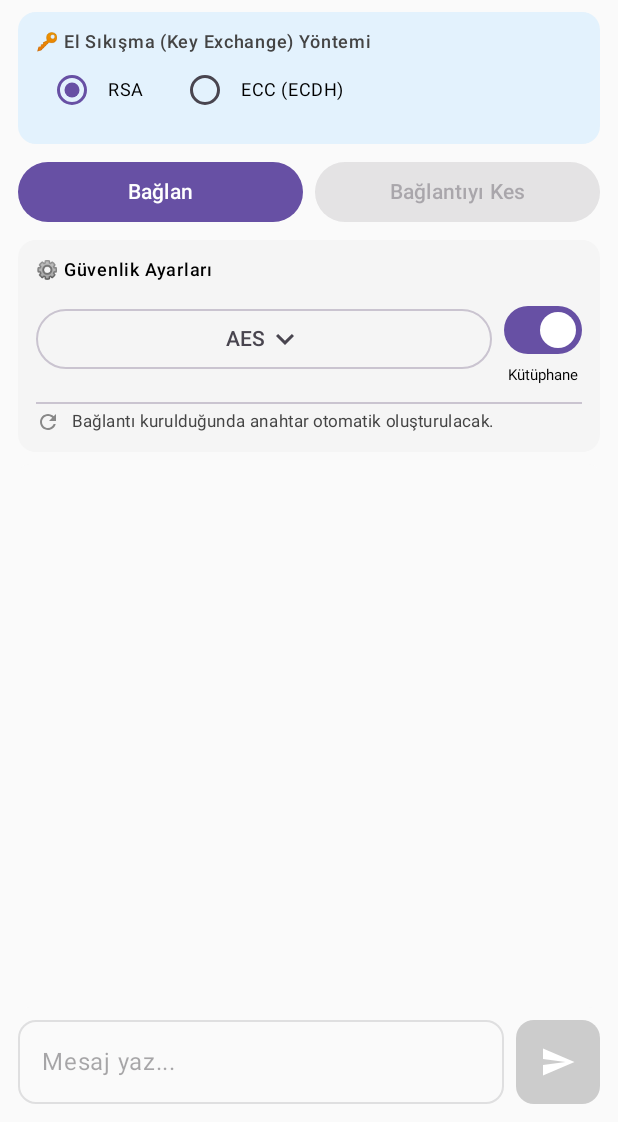
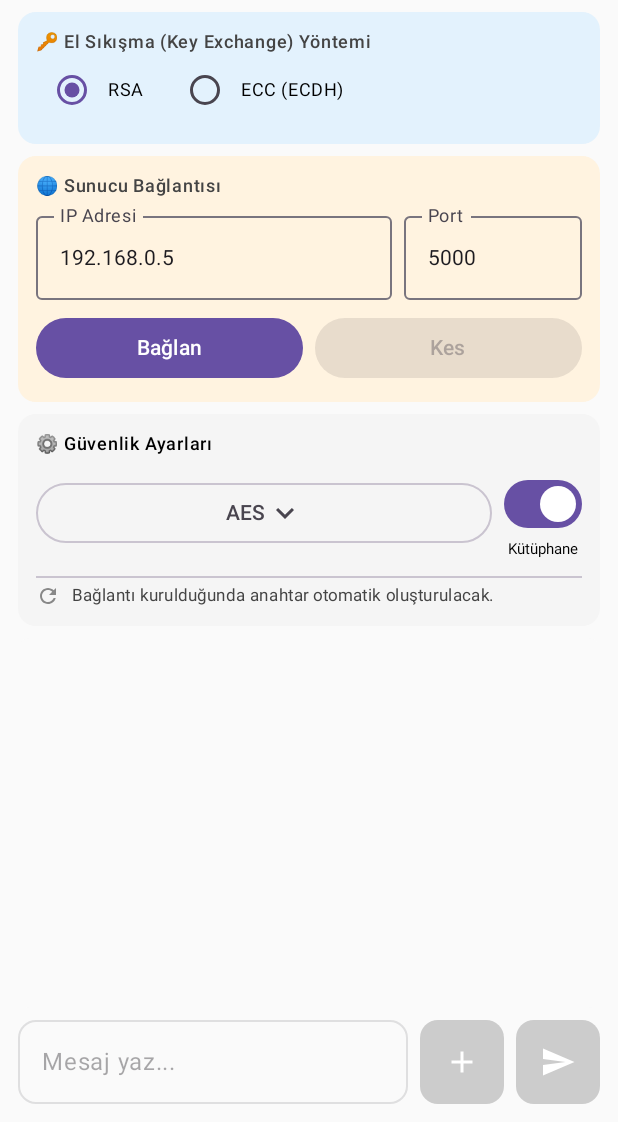
Before and after one commit to keremsenn/kriptoloji-proje, an Android app built with Jetpack Compose: the screen it shows after launch (MainActivity), on a phone screen of 412 x 824 dp, the part 114-1236 px from its top. Run offline under Robolectric (Android 15) with nearby library versions, the phone set to English and light mode, and no system bars.

Commit message:
arayüz güncellemesi
Dosya Seçme Butonu (+): Mesaj yazma alanının yanına eklendi.
IP ve Port Ayarı: Ekranın üst kısmına, sunucu IP ve Portunu elle girmek için paneli eklendi.

```diff
--- a/client/app/src/main/java/com/keremsen/kriptoloji_app/view/ChatScreen.kt
+++ b/client/app/src/main/java/com/keremsen/kriptoloji_app/view/ChatScreen.kt
@@ -18,6 +18,11 @@ import androidx.compose.ui.unit.dp
 import androidx.compose.ui.unit.sp
 import androidx.lifecycle.viewmodel.compose.viewModel
 import com.keremsen.kriptoloji_app.viewmodel.ChatViewModel
+import androidx.activity.compose.rememberLauncherForActivityResult
+import androidx.activity.result.contract.ActivityResultContracts
+import androidx.compose.ui.platform.LocalContext
+import android.net.Uri
+import android.provider.OpenableColumns
 
 @Composable
 fun ChatScreen(viewModel: ChatViewModel = viewModel()) {
@@ -30,8 +35,40 @@ fun ChatScreen(viewModel: ChatViewModel = viewModel()) {
     val useLibrary by viewModel.useLibrary.collectAsState()
     val listState = rememberLazyListState()
 
+    // Sunucu Bağlantı Ayarları
+    var ipAddress by remember { mutableStateOf("192.168.0.5") }
+    var port by remember { mutableStateOf("5000") }
+
     var expandedMethod by remember { mutableStateOf(false) }
     val cipherMethods = listOf("aes", "des")
+
+    val context = LocalContext.current
+    val contentResolver = context.contentResolver
+
+    val filePickerLauncher = rememberLauncherForActivityResult(
+        contract = ActivityResultContracts.GetContent()
+    ) { uri: Uri? ->
+        uri?.let {
+            try {
+                contentResolver.openInputStream(it)?.use { inputStream ->
+                    val bytes = inputStream.readBytes()
+
+                    // Dosya ismini al
+                    var fileName = "unknown_file"
+                    contentResolver.query(it, null, null, null, null)?.use { cursor ->
+                        if (cursor.moveToFirst()) {
+                            val nameIndex = cursor.getColumnIndex(OpenableColumns.DISPLAY_NAME)
+                            if (nameIndex != -1) fileName = cursor.getString(nameIndex)
+                        }
+                    }
+
+                    viewModel.sendFile(fileName, bytes)
+                }
+            } catch (e: Exception) {
+                e.printStackTrace()
+            }
+        }
+    }
 
     // Yeni mesaj geldiğinde otomatik aşağı kaydır
     LaunchedEffect(messages.size) {
@@ -95,13 +132,42 @@ fun ChatScreen(viewModel: ChatViewModel = viewModel()) {
             }
         }
 
-        // 3. BAĞLANTI BUTONLARI
+        // 3. BAĞLANTI AYARLARI VE BUTONLAR
+        Card(
+            modifier = Modifier.fillMaxWidth().padding(bottom = 8.dp),
+            colors = CardDefaults.cardColors(containerColor = Color(0xFFFFF3E0))
+        ) {
+            Column(modifier = Modifier.padding(12.dp)) {
+                Text("🌐 Sunucu Bağlantısı", style = MaterialTheme.typography.labelMedium, color = Color.DarkGray)
+                Spacer(modifier = Modifier.height(4.dp))
+
+                Row(modifier = Modifier.fillMaxWidth(), horizontalArrangement = Arrangement.spacedBy(8.dp)) {
+                    OutlinedTextField(
+                        value = ipAddress,
+                        onValueChange = { ipAddress = it },
+                        label = { Text("IP Adresi") },
+                        modifier = Modifier.weight(2f),
+                        enabled = !isConnected,
+                        singleLine = true
+                    )
+                    OutlinedTextField(
+                        value = port,
+                        onValueChange = { port = it },
+                        label = { Text("Port") },
+                        modifier = Modifier.weight(1f),
+                        enabled = !isConnected,
+                        singleLine = true
+                    )
+                }
+
+                Spacer(modifier = Modifier.height(8.dp))
+
                 Row(
-            modifier = Modifier.fillMaxWidth().padding(bottom = 8.dp),
+                    modifier = Modifier.fillMaxWidth(),
                     horizontalArrangement = Arrangement.spacedBy(8.dp)
                 ) {
                     Button(
-                onClick = { viewModel.startSocket("ws://10.118.72.84:5000/ws") },
+                        onClick = { viewModel.startSocket("ws://$ipAddress:$port/ws") },
                         modifier = Modifier.weight(1f),
                         enabled = !isConnected
                     ) { Text("Bağlan") }
@@ -111,7 +177,9 @@ fun ChatScreen(viewModel: ChatViewModel = viewModel()) {
                         modifier = Modifier.weight(1f),
                         enabled = isConnected,
                         colors = ButtonDefaults.buttonColors(containerColor = MaterialTheme.colorScheme.error)
-            ) { Text("Bağlantıyı Kes") }
+                    ) { Text("Kes") }
+                }
+            }
         }
 
         // 4. ŞİFRELEME AYARLARI
@@ -210,6 +278,27 @@ fun ChatScreen(viewModel: ChatViewModel = viewModel()) {
                 shape = RoundedCornerShape(12.dp)
             )
             Spacer(modifier = Modifier.width(8.dp))
+
+            // DOSYA GÖNDERME BUTONU
+            IconButton(
+                onClick = { filePickerLauncher.launch("*/*") },
+                enabled = isConnected,
+                modifier = Modifier
+                    .size(56.dp)
+                    .background(
+                         if (isConnected) Color(0xFF757575) else Color.LightGray,
+                         RoundedCornerShape(12.dp)
+                    )
+            ) {
+                 Icon(
+                     imageVector = Icons.Default.Add,
+                     contentDescription = "Dosya Seç",
+                     tint = Color.White
+                 )
+            }
+
+            Spacer(modifier = Modifier.width(8.dp))
+
             IconButton(
                 onClick = {
                     if (messageText.isNotBlank()) {
```
Lines whose indentation alone changed are shown as unchanged.
